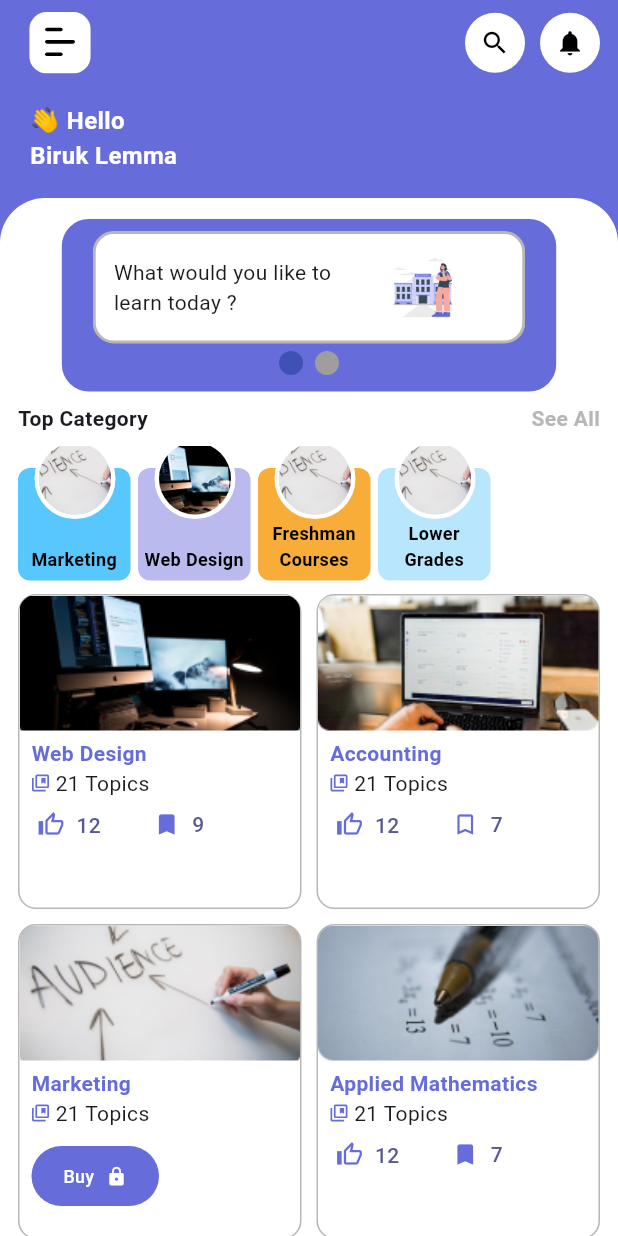
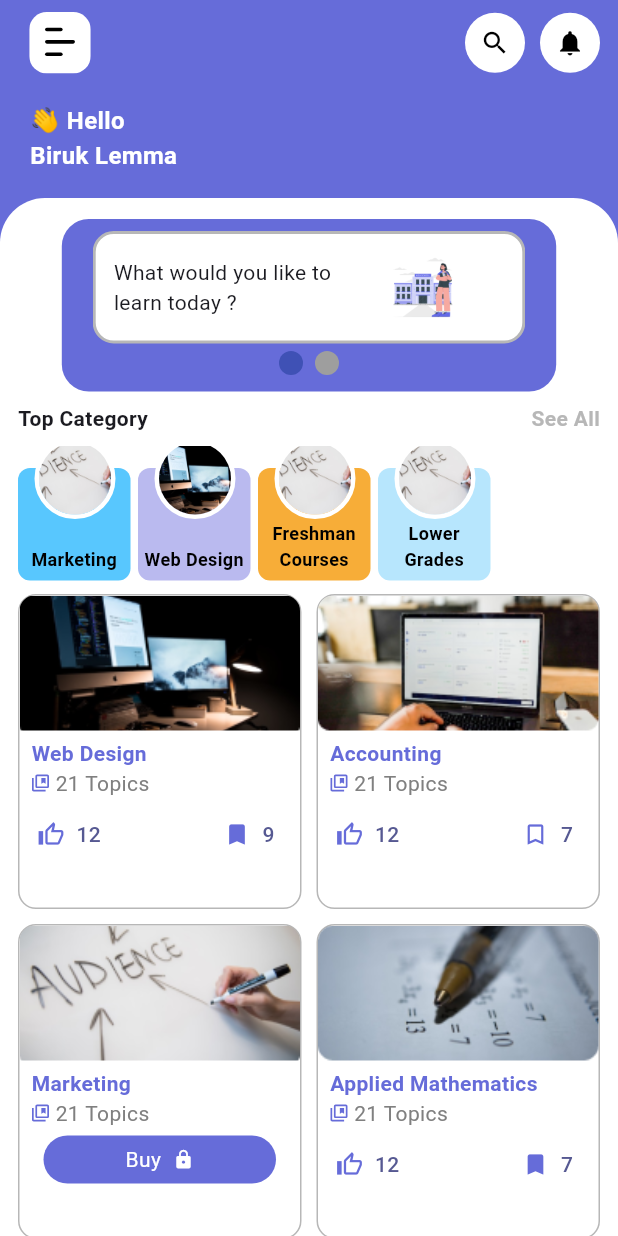
Before and after one commit to mati2yas/learning_management_system, a Flutter app: the HomePage screen opened by its route, on a phone screen of 412 x 824 dp. Run offline on Flutter 3.47's test engine with Material 3 defaults, Android fonts, the phone set to English and light mode, and no system bars; drawn by our look-alikes of smooth_page_indicator; our stand-ins replace flutter_riverpod, flutter_svg, riverpod.

Commit message:
fix : change on button type and alignment of interaction icon buttons

```diff
--- a/lib/core/common_widgets/course_card.dart
+++ b/lib/core/common_widgets/course_card.dart
@@ -18,10 +18,9 @@ class CourseCard extends StatelessWidget {
   @override
   Widget build(BuildContext context) {
     var textTh = Theme.of(context).textTheme;
-    return Expanded(
-      child: Container(
+    return Container(
       width: double.infinity,
-        height: 160,
+      height: 180,
       decoration: BoxDecoration(
         color: Colors.white,
         border: Border.all(
@@ -47,11 +46,12 @@ class CourseCard extends StatelessWidget {
             ),
           ),
           const SizedBox(height: 5),
-            Flexible(
-              child: Padding(
+          Padding(
             padding: const EdgeInsets.symmetric(horizontal: 8.0),
             child: Text(
               course.title,
+              maxLines: 2,
+              overflow: TextOverflow.ellipsis,
               style: const TextStyle(
                 color: AppColors.mainBlue,
                 fontSize: 14,
@@ -59,9 +59,7 @@ class CourseCard extends StatelessWidget {
               ),
             ),
           ),
-            ),
-            Flexible(
-              child: Padding(
+          Padding(
             padding: const EdgeInsets.symmetric(horizontal: 8.0),
             child: Row(
               children: [
@@ -75,17 +73,15 @@ class CourseCard extends StatelessWidget {
                   ),
                 ),
                 const SizedBox(width: 4),
-                    Text("${course.topics} Topics"),
-                    const Spacer(),
+                Text(
+                  "${course.topics} Topics",
+                  style: TextStyle(color: AppColors.darkerGrey),
+                ),
               ],
             ),
           ),
-            ),
           course.subscribed
-                ? Flexible(
-                    child: SizedBox(
-                      height: 35,
-                      child: Row(
+              ? Row(
                   crossAxisAlignment: CrossAxisAlignment.center,
                   children: [
                     TextButton.icon(
@@ -95,73 +91,54 @@ class CourseCard extends StatelessWidget {
                         }
                       },
                       icon: Icon(
-                              course.liked
-                                  ? Icons.thumb_up
-                                  : Icons.thumb_up_outlined,
+                        course.liked ? Icons.thumb_up : Icons.thumb_up_outlined,
                         color: AppColors.mainBlue,
                       ),
                       label: Text("${course.likes}"),
                     ),
+                    Spacer(),
                     TextButton.icon(
-                            style: TextButton.styleFrom(
-                                padding: const EdgeInsets.only(left: 8)),
+                      // style: TextButton.styleFrom(
+                      //     padding: const EdgeInsets.only(left: 8)),
                       onPressed: () {
                         if (onBookmark != null) {
                           onBookmark!();
                         }
                       },
                       icon: Icon(
-                              course.saved
-                                  ? Icons.bookmark
-                                  : Icons.bookmark_outline,
+                        course.saved ? Icons.bookmark : Icons.bookmark_outline,
                         color: AppColors.mainBlue,
                       ),
                       label: Text("${course.saves}"),
                     ),
                   ],
+                )
+              : Container(
+                  margin: EdgeInsets.symmetric(horizontal: 16, vertical: 5),
+                  padding: EdgeInsets.symmetric(vertical: 6, horizontal: 16),
+                  decoration: BoxDecoration(
+                    color: AppColors.mainBlue,
+                    borderRadius: BorderRadius.circular(16),
                   ),
-                    ),
-                  )
-                : Padding(
-                    padding: const EdgeInsets.all(8.0),
-                    child: FilledButton(
-                      style: FilledButton.styleFrom(
-                        backgroundColor: AppColors.mainBlue,
-                        padding: const EdgeInsets.symmetric(
-                          horizontal: 3,
-                          vertical: 2,
-                        ),
-                        foregroundColor: Colors.white,
-                        fixedSize: const Size(85, 15),
-                        shape: RoundedRectangleBorder(
-                          borderRadius: BorderRadius.circular(
-                            20,
-                          ),
-                        ),
-                      ),
-                      onPressed: () {
-                        print("course subbed? ${course.subscribed}");
-                      },
                   child: const Row(
                     mainAxisAlignment: MainAxisAlignment.center,
                     children: [
                       Text(
                         "Buy",
                         style: TextStyle(
-                              fontSize: 12,
+                          color: Colors.white,
                         ),
                       ),
                       SizedBox(width: 8),
                       Icon(
                         Icons.lock,
                         size: 14,
+                        color: Colors.white,
                       ),
                     ],
                   ),
-                    ),
-                  ),
+                )
         ],
-        ),
       ),
     );
   }
```
Lines whose indentation alone changed are shown as unchanged.
